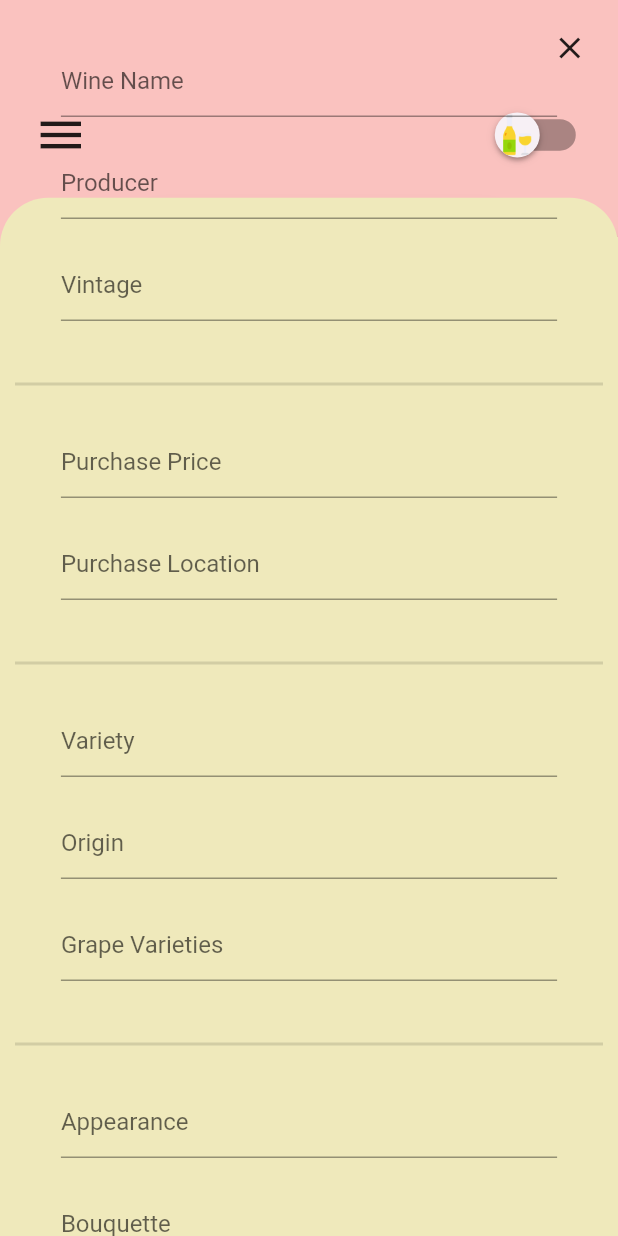
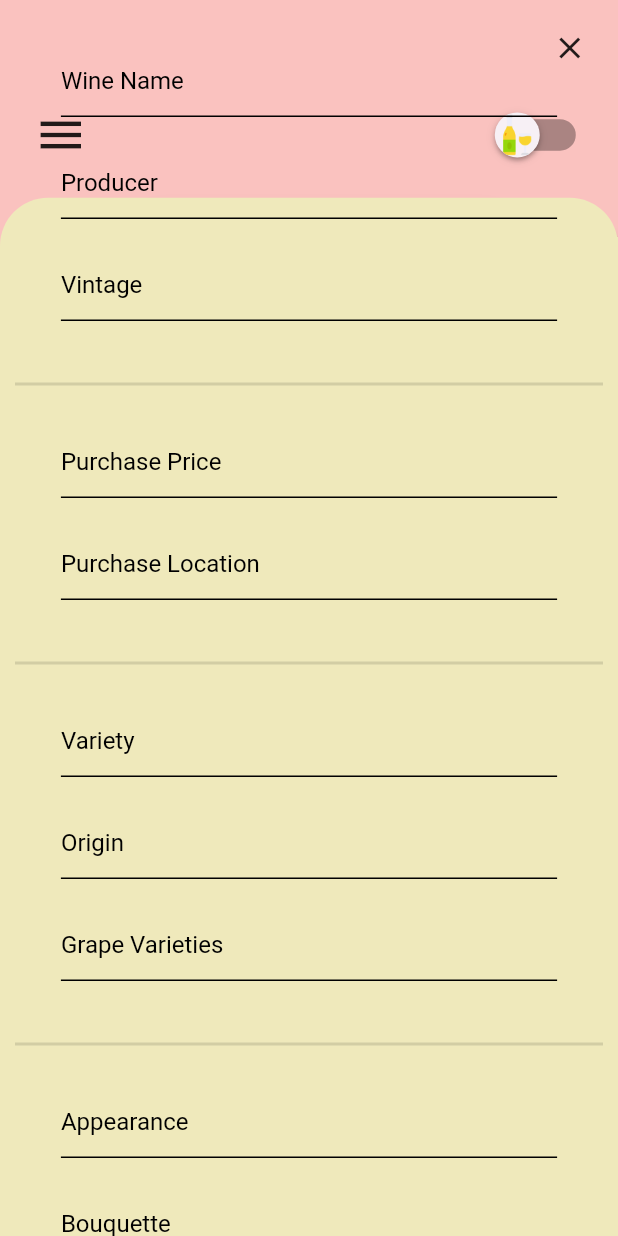
Before and after one commit to jebwatson/wine-journal-ui, a Flutter app: the screen it shows after launch, on a phone screen of 412 x 824 dp. Run offline on Flutter 3.47's test engine with Material 2 defaults, Android fonts, the light colour scheme and no system bars; drawn by our look-alikes of carousel_slider; our stand-ins replace bloc, flutter_bloc, get; missing offline and left inert: bottom_drawer.

Commit message:
Tweaks to colors

```diff
--- a/lib/features/new_entry/new_entry_drawer.dart
+++ b/lib/features/new_entry/new_entry_drawer.dart
@@ -145,8 +145,20 @@ class NewEntryField extends StatelessWidget {
     return Container(
       padding: const EdgeInsets.symmetric(horizontal: 20),
       width: MediaQuery.of(context).size.width * 0.90,
-      child: TextField(
-        decoration: InputDecoration(hintText: _hintText),
+      child: BlocBuilder<ThemePickerCubit, ThemePickerState>(
+        builder: (context, state) {
+          return TextField(
+            decoration: InputDecoration(
+              hintText: _hintText,
+              hintStyle:
+                  TextStyle(color: state.isDarkMode ? magnolia : Colors.black),
+              enabledBorder: UnderlineInputBorder(
+                borderSide: BorderSide(
+                    color: state.isDarkMode ? magnolia : Colors.black),
+              ),
+            ),
+          );
+        },
       ),
     );
   }
```
